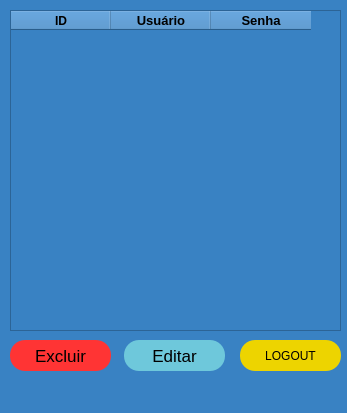
Before: the Qt Designer form interfaces/tela_admin.ui in ipedromotta/login-desktop, drawn with Qt 5.
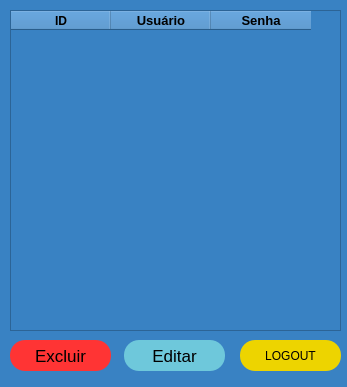
After: the same form once the commit is applied.

What changed in the file:
```diff
--- a/interfaces/tela_admin.ui
+++ b/interfaces/tela_admin.ui
@@ -7,9 +7,21 @@
     <x>0</x>
     <y>0</y>
     <width>347</width>
-    <height>413</height>
+    <height>387</height>
    </rect>
   </property>
+  <property name="minimumSize">
+   <size>
+    <width>347</width>
+    <height>387</height>
+   </size>
+  </property>
+  <property name="maximumSize">
+   <size>
+    <width>347</width>
+    <height>387</height>
+   </size>
+  </property>
   <property name="windowTitle">
    <string>MainWindow</string>
   </property>
@@ -132,17 +144,6 @@
     </property>
    </widget>
   </widget>
-  <widget class="QMenuBar" name="menubar">
-   <property name="geometry">
-    <rect>
-     <x>0</x>
-     <y>0</y>
-     <width>347</width>
-     <height>21</height>
-    </rect>
-   </property>
-  </widget>
-  <widget class="QStatusBar" name="statusbar"/>
  </widget>
  <resources/>
  <connections/>
```
Left out of the diff: 48 changed lines with no effect on the pictures.
